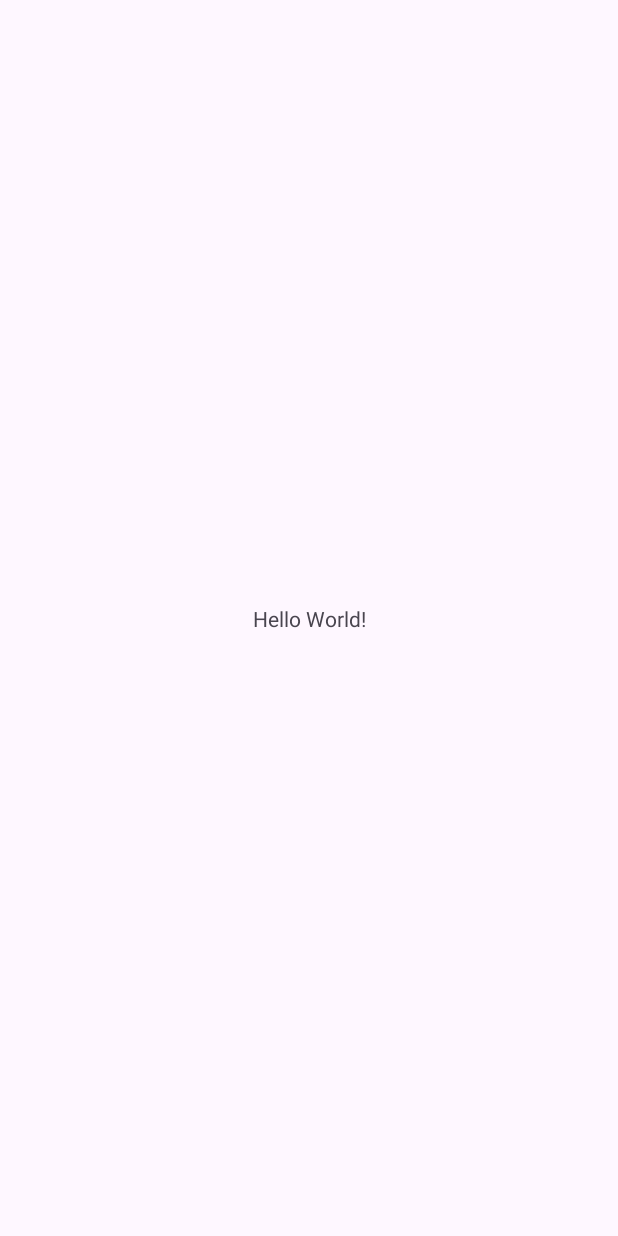
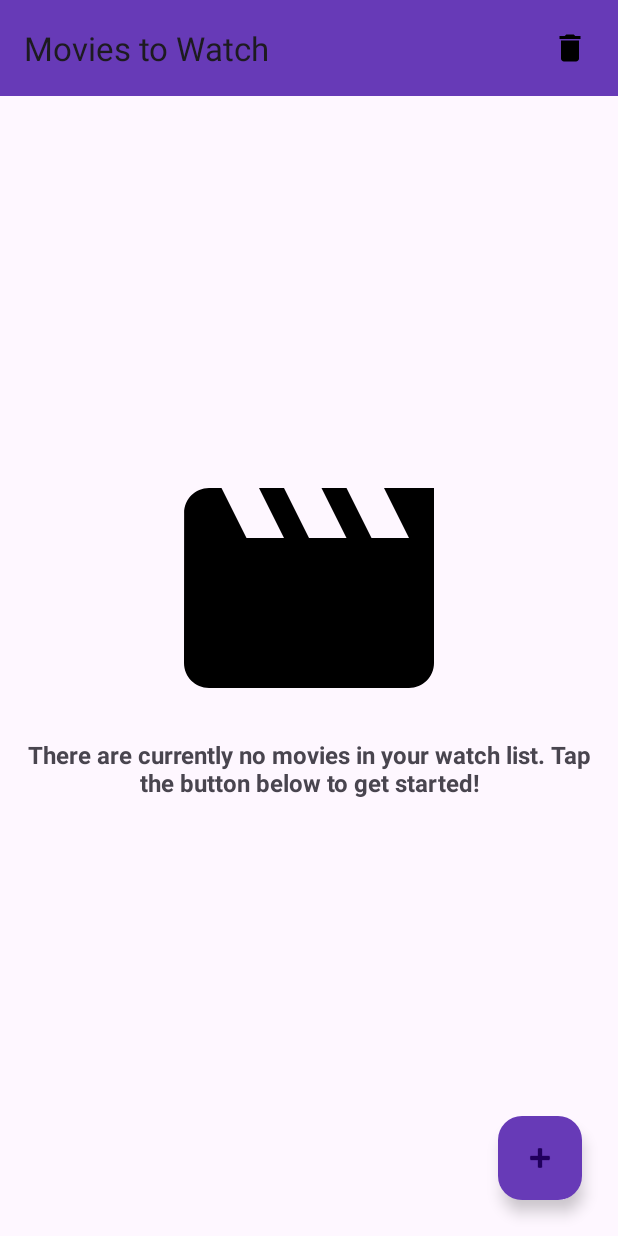
Before and after one commit to ASrdkn/lbWatch, an Android app: the screen it shows after launch (MainActivity), on a phone screen of 412 x 824 dp. Before the commit the screen is almost empty. Run offline under Robolectric (Android 15) with nearby library versions, the phone set to English and light mode, and no system bars.

Commit message:
Интерфейс приложения

```diff
--- /dev/null
+++ b/app/src/main/res/drawable/ic_delete.xml
@@ -0,0 +1,5 @@
+<vector xmlns:android="http://schemas.android.com/apk/res/android" android:height="24dp" android:tint="#000000" android:viewportHeight="24" android:viewportWidth="24" android:width="24dp">
+
+    <path android:fillColor="@android:color/white" android:pathData="M6,19c0,1.1 0.9,2 2,2h8c1.1,0 2,-0.9 2,-2V7H6v12zM19,4h-3.5l-1,-1h-5l-1,1H5v2h14V4z"/>
+
+</vector>
--- /dev/null
+++ b/app/src/main/res/drawable/ic_empty.xml
@@ -0,0 +1,5 @@
+<vector xmlns:android="http://schemas.android.com/apk/res/android" android:height="24dp" android:tint="#000000" android:viewportHeight="24" android:viewportWidth="24" android:width="24dp">
+
+    <path android:fillColor="@android:color/white" android:pathData="M18,4l2,4h-3l-2,-4h-2l2,4h-3l-2,-4H8l2,4H7L5,4H4c-1.1,0 -1.99,0.9 -1.99,2L2,18c0,1.1 0.9,2 2,2h16c1.1,0 2,-0.9 2,-2V4h-4z"/>
+
+</vector>
--- /dev/null
+++ b/app/src/main/res/drawable/ic_search.xml
@@ -0,0 +1,5 @@
+<vector xmlns:android="http://schemas.android.com/apk/res/android" android:height="24dp" android:tint="#FFFFFF" android:viewportHeight="24" android:viewportWidth="24" android:width="24dp">
+
+    <path android:fillColor="@android:color/white" android:pathData="M15.5,14h-0.79l-0.28,-0.27C15.41,12.59 16,11.11 16,9.5 16,5.91 13.09,3 9.5,3S3,5.91 3,9.5 5.91,16 9.5,16c1.61,0 3.09,-0.59 4.23,-1.57l0.27,0.28v0.79l5,4.99L20.49,19l-4.99,-5zM9.5,14C7.01,14 5,11.99 5,9.5S7.01,5 9.5,5 14,7.01 14,9.5 11.99,14 9.5,14z"/>
+
+</vector>
--- a/app/src/main/res/layout/activity_main.xml
+++ b/app/src/main/res/layout/activity_main.xml
@@ -7,13 +7,89 @@
     android:layout_height="match_parent"
     tools:context=".MainActivity">
 
-    <TextView
-        android:layout_width="wrap_content"
+    <androidx.appcompat.widget.Toolbar
+        android:id="@+id/toolbar2"
+        android:layout_width="0dp"
         android:layout_height="wrap_content"
-        android:text="Hello World!"
+        android:background="#673AB7"
+        android:minHeight="?attr/actionBarSize"
+        android:theme="?attr/actionBarTheme"
+        app:layout_constraintEnd_toEndOf="parent"
+        app:layout_constraintStart_toStartOf="parent"
+        app:layout_constraintTop_toTopOf="parent"
+        android:textColor="#FFFFFF"
+        app:title="Movies to Watch">
+
+        <ImageView
+            android:id="@+id/img_delete"
+            android:layout_width="wrap_content"
+            android:layout_height="wrap_content"
+            android:layout_gravity="end"
+            android:layout_marginEnd="12dp"
+            android:padding="8dp"
+            app:srcCompat="@drawable/ic_delete" />
+
+    </androidx.appcompat.widget.Toolbar>
+
+    <androidx.recyclerview.widget.RecyclerView
+        android:id="@+id/movies_recyclerview"
+        android:layout_width="match_parent"
+        android:layout_height="0dp"
+        android:visibility="invisible"
         app:layout_constraintBottom_toBottomOf="parent"
         app:layout_constraintEnd_toEndOf="parent"
         app:layout_constraintStart_toStartOf="parent"
-        app:layout_constraintTop_toTopOf="parent" />
+        app:layout_constraintTop_toBottomOf="@+id/toolbar2" />
+
+    <LinearLayout
+        android:id="@+id/no_movies_layout"
+        android:layout_width="match_parent"
+        android:layout_height="wrap_content"
+        android:layout_gravity="center"
+        android:layout_marginStart="8dp"
+        android:layout_marginEnd="8dp"
+        android:gravity="center_horizontal"
+        android:orientation="vertical"
+        app:layout_constraintBottom_toBottomOf="@+id/movies_recyclerview"
+        app:layout_constraintEnd_toEndOf="parent"
+        app:layout_constraintStart_toStartOf="parent"
+        app:layout_constraintTop_toTopOf="parent">
+
+        <ImageView
+            android:id="@+id/image_layout"
+            android:layout_width="200dp"
+            android:layout_height="200dp"
+            android:src="@drawable/ic_empty" />
+
+        <androidx.appcompat.widget.AppCompatTextView
+            android:id="@+id/text_layout"
+            android:layout_width="match_parent"
+            android:layout_height="wrap_content"
+            android:layout_gravity="center"
+            android:text="There are currently no movies in your watch list. Tap the button below to get started!"
+            android:textAlignment="center"
+            android:textSize="16sp"
+            android:textStyle="bold" />
+
+    </LinearLayout>
+
+
+    <com.google.android.material.floatingactionbutton.FloatingActionButton
+        android:id="@+id/fab"
+        android:layout_width="wrap_content"
+        android:layout_height="wrap_content"
+        android:layout_marginEnd="24dp"
+        android:layout_marginBottom="24dp"
+        android:clickable="true"
+        android:contentDescription="@string/add_movie"
+        android:focusable="true"
+        android:onClick="goToAddActivity"
+        app:backgroundTint="#673AB7"
+        app:layout_constraintBottom_toBottomOf="parent"
+        app:layout_constraintEnd_toEndOf="parent"
+        app:srcCompat="@android:drawable/ic_input_add" />
+
+
+
 
 </androidx.constraintlayout.widget.ConstraintLayout>
--- a/app/src/main/res/values/strings.xml
+++ b/app/src/main/res/values/strings.xml
@@ -1,3 +1,5 @@
 <resources>
     <string name="app_name">lbWatch</string>
+    <string name="add_movie">AddMovie</string>
+    <string name="delete">Delete</string>
 </resources>
```
Also changed, not shown: app/src/main/res/layout/activity_add.xml (added, +91 -0 lines), app/src/main/res/layout/activity_search.xml (added, +41 -0 lines), app/src/main/res/layout/item_movie_detal.xml (added, +55 -0 lines), app/src/main/res/layout/item_movie_main.xml (added, +55 -0 lines), app/src/main/res/menu/main_menu.xml (added, +12 -0 lines).
